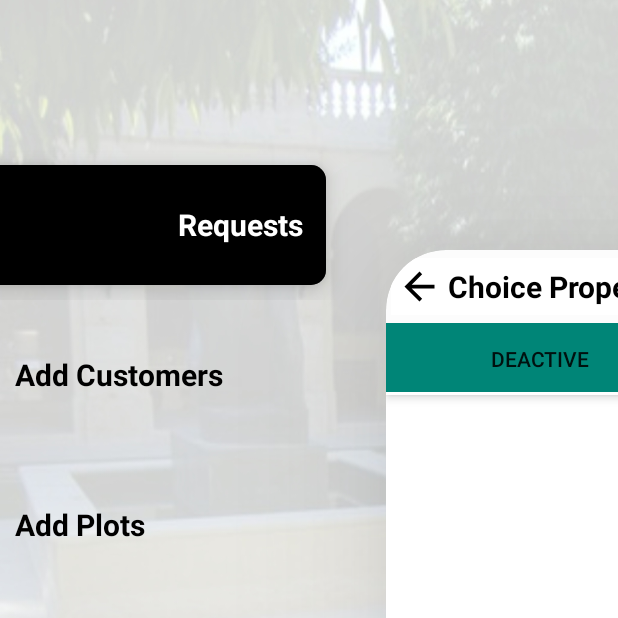
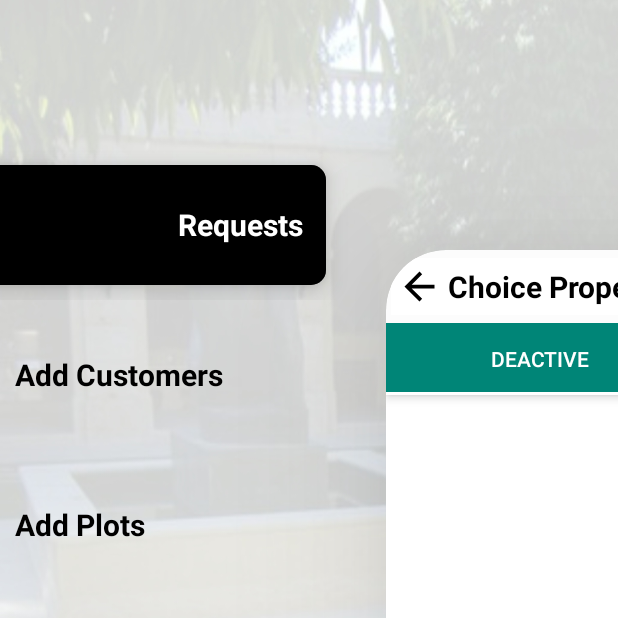
Before and after one commit to aartisoft/ChoicePropertiesSales, an Android app: the fragment Admin_Sales__Tab_Fragment placed in its activity, after a tap on an icon or button, on a phone screen of 412 x 824 dp, the top half of it. Run offline under Robolectric (Android 15) with nearby library versions, the phone set to English and light mode, and no system bars; our stand-ins replace Firebase (no records; nobody signed in at launch, a user with empty details on screens opened directly).

Commit message:
Updated on 23.01.2020 at 6.00

```diff
--- a/app/src/main/res/layout/fragment_sales_tab.xml
+++ b/app/src/main/res/layout/fragment_sales_tab.xml
@@ -20,6 +20,7 @@
             app:layout_collapseMode="parallax"
             app:layout_scrollFlags="snap"
             app:tabIndicatorColor="@color/white"
+            app:tabTextColor="@color/white"
             app:tabGravity="fill"
             app:tabMaxWidth="0dp"
             app:tabMode="fixed" />
```
